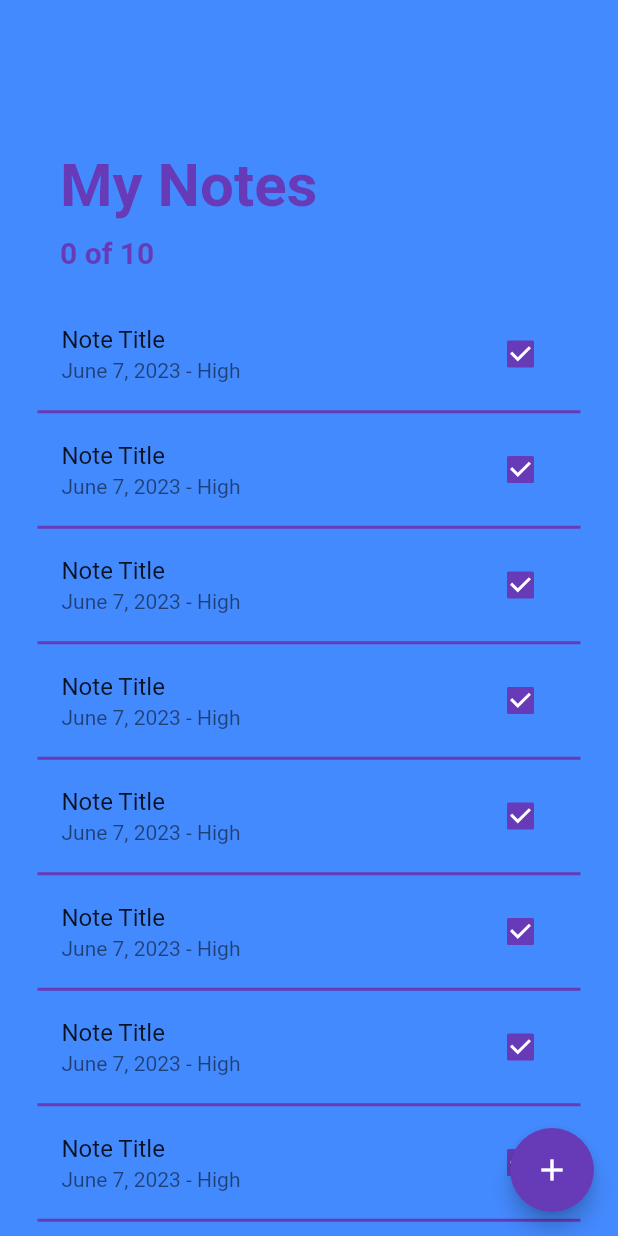
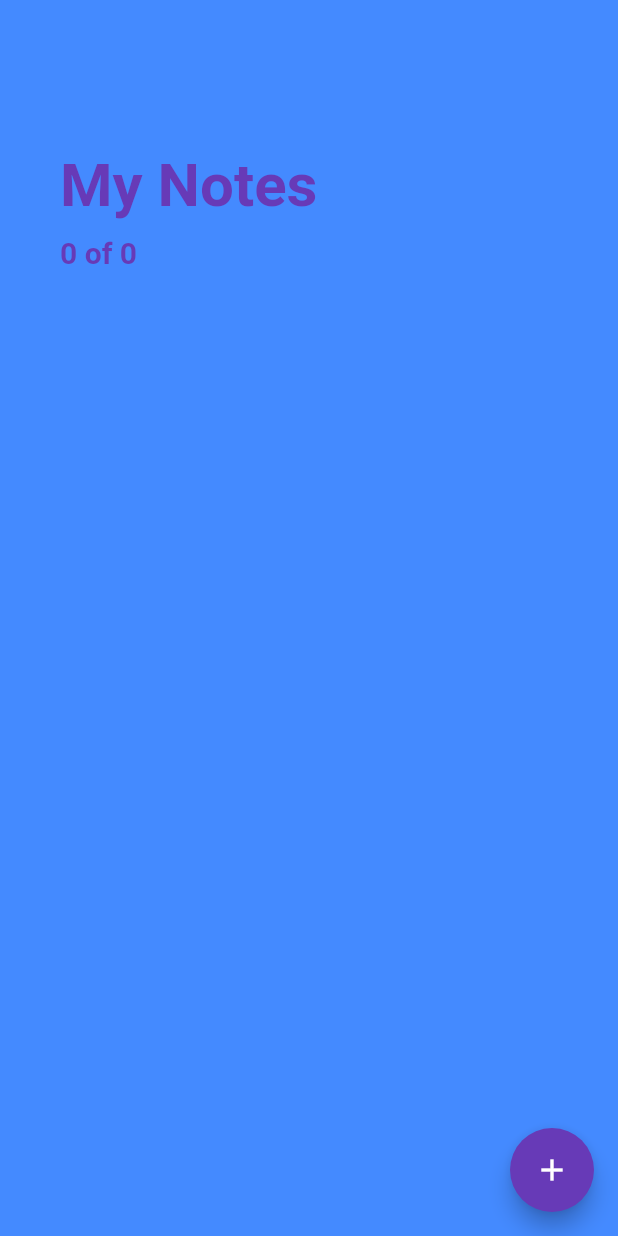
Before and after one commit to iamsafridi/flutter-todo, a Flutter app: the screen it shows after launch, on a phone screen of 412 x 824 dp. Run offline on Flutter 3.47's test engine with Material 2 defaults, Android fonts, the phone set to English and light mode, and no system bars; our stand-ins replace sqflite; accounts and stored records are empty.

```diff
--- a/lib/pages/addnotepage.dart
+++ b/lib/pages/addnotepage.dart
@@ -7,7 +7,7 @@ import 'package:intl/intl.dart';
 import 'package:todoapp/pages/homepage.dart';
 
 class AddNotePage extends StatefulWidget {
-  const AddNotePage({super.key});
+  const AddNotePage({super.key, required updateNoteList});
 
   @override
   State<AddNotePage> createState() => _AddNotePageState();
--- a/lib/pages/homepage.dart
+++ b/lib/pages/homepage.dart
@@ -6,7 +6,11 @@ import 'package:flutter/cupertino.dart';
 import 'package:flutter/material.dart';
 import 'package:flutter/src/widgets/container.dart';
 import 'package:flutter/src/widgets/framework.dart';
+import 'package:intl/intl.dart';
+import 'package:todoapp/database/database.dart';
 import 'package:todoapp/pages/addnotepage.dart';
+
+import '../models/notemodel.dart';
 
 class HomePage extends StatefulWidget {
   const HomePage({super.key});
@@ -16,21 +20,65 @@ class HomePage extends StatefulWidget {
 }
 
 class _HomePageState extends State<HomePage> {
-  Widget _buildNote(int index) {
+  late Future<List<Note>> _noteList;
+
+  final DateFormat _dateFormatter = DateFormat('MMM dd, yyyy');
+
+  DatabaseHelper _databaseHelper = DatabaseHelper.instance;
+
+  @override
+  void initState() {
+    super.initState();
+    _updateNoteList();
+  }
+
+  _updateNoteList() {
+    _noteList = DatabaseHelper.instance.getNoteList();
+  }
+
+  Widget _buildNote(Note note) {
     return Padding(
       padding: EdgeInsets.symmetric(horizontal: 25.0),
       child: Column(
         children: [
           ListTile(
-            title: Text('Note Title'),
-            subtitle: Text('June 7, 2023 - High'),
+            title: Text(
+              note.title!,
+              style: TextStyle(
+                  fontSize: 18.0,
+                  color: Colors.white,
+                  decoration: note.status == 0
+                      ? TextDecoration.none
+                      : TextDecoration.lineThrough),
+            ),
+            subtitle: Text(
+              '${_dateFormatter.format(note.date!)} - ${note.priotity}',
+              style: TextStyle(
+                  fontSize: 15.0,
+                  color: Colors.white,
+                  decoration: note.status == 0
+                      ? TextDecoration.none
+                      : TextDecoration.lineThrough),
+            ),
             trailing: Checkbox(
               onChanged: (value) {
-                print(value);
+                note.status = value! ? 1 : 0;
+                DatabaseHelper.instance.updateNote(note);
+                _updateNoteList();
+                Navigator.pushReplacement(
+                    context, MaterialPageRoute(builder: (_) => HomePage()));
               },
               activeColor: Theme.of(context).primaryColor,
-              value: true,
+              value: note.status == 1 ? true : false,
             ),
+            onTap: () => Navigator.push(
+                context,
+                CupertinoPageRoute(
+                    builder: (_) => AddNotePage(
+                          updateNoteList: null,
+                          // updateNoteList: _updateNoteList(),
+                          // note: note,
+                        ))),
           ),
           Divider(
             height: 5.0,
@@ -50,17 +98,37 @@ class _HomePageState extends State<HomePage> {
           backgroundColor: Theme.of(context).primaryColor,
           onPressed: () {
             Navigator.push(
-              context, CupertinoPageRoute(builder: (_) => AddNotePage()));
+                context,
+                CupertinoPageRoute(
+                  builder: (_) => AddNotePage(
+                    updateNoteList: null,
+                  ),
+                ));
           },
           child: Icon(Icons.add),
         ),
-      body: ListView.builder(
+        body: FutureBuilder(
+            future: _noteList,
+            builder: (context, AsyncSnapshot snapShot) {
+              if (!snapShot.hasData) {
+                return Center(
+                  child: CircularProgressIndicator(),
+                );
+              }
+
+              final int completeNoteCount = snapShot.data!
+                  .where((Note note) => note.status == 1)
+                  .toList()
+                  .length;
+
+              return ListView.builder(
                 padding: EdgeInsets.symmetric(vertical: 80.0),
-        itemCount: 10,
+                itemCount: int.parse(snapShot.data!.length.toString()) + 1,
                 itemBuilder: (BuildContext context, int index) {
                   if (index == 0) {
                     return Padding(
-              padding: EdgeInsets.symmetric(horizontal: 40.0, vertical: 20.0),
+                      padding: EdgeInsets.symmetric(
+                          horizontal: 40.0, vertical: 20.0),
                       child: Column(
                         crossAxisAlignment: CrossAxisAlignment.start,
                         children: [
@@ -76,7 +144,7 @@ class _HomePageState extends State<HomePage> {
                             height: 10.0,
                           ),
                           Text(
-                    "0 of 10",
+                            '$completeNoteCount of ${snapShot.data.length}',
                             style: TextStyle(
                               color: Colors.deepPurple,
                               fontSize: 20.0,
@@ -87,9 +155,9 @@ class _HomePageState extends State<HomePage> {
                       ),
                     );
                   }
-          return _buildNote(index);
+                  return _buildNote(snapShot.data![index - 1]);
                 },
-      ),
               );
+            }));
   }
 }
```
Lines whose indentation alone changed are shown as unchanged.
